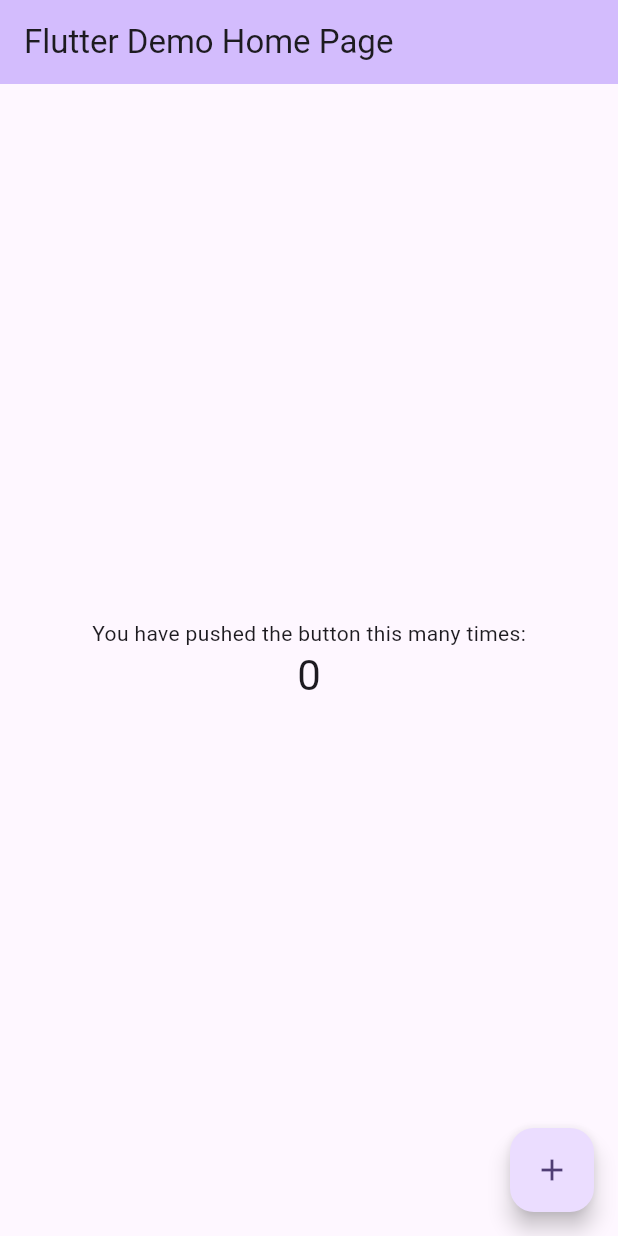
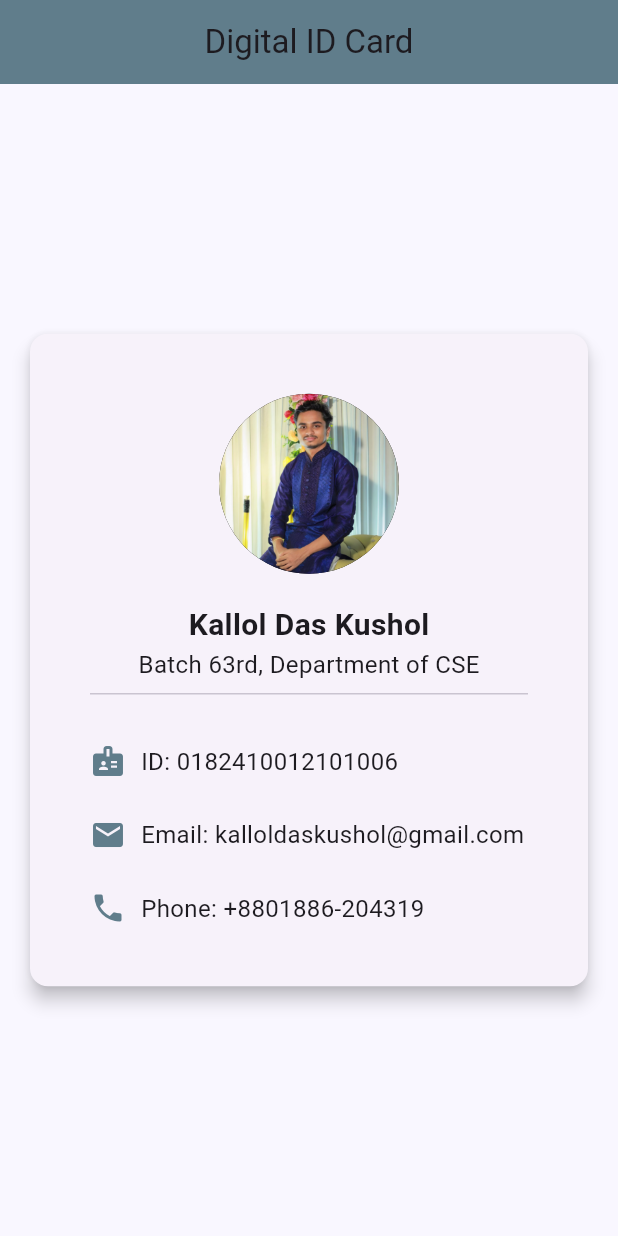
Before and after one commit to kalloldaskushol/006_FA_9, a Flutter app: the screen it shows after launch, on a phone screen of 412 x 824 dp. Run offline on Flutter 3.47's test engine with Material 3 defaults, Android fonts, the phone set to English and light mode, and no system bars.

Commit message:
KALLOL DAS KUSHOL
Co-authored-by: Copilot <copilot@github.com>

```diff
--- /dev/null
+++ b/lib/id_card.dart
@@ -0,0 +1,64 @@
+//! Author: Kallol Das Kushol
+
+import 'package:flutter/material.dart';
+
+class IdCard extends StatelessWidget {
+  const IdCard({super.key});
+
+  @override
+  Widget build(BuildContext context) {
+    return Scaffold(
+      backgroundColor: Color(0xFFF9F7FF),
+      appBar: AppBar(
+        title: Text("Digital ID Card"),
+        centerTitle: true,
+        backgroundColor: Colors.blueGrey,
+      ),
+      body: Center(
+        child: Card(
+          elevation: 5.0,
+          margin: EdgeInsets.all(20),
+          child: Padding(
+            padding: EdgeInsets.all(40.0),
+            child: Column(
+              mainAxisSize: MainAxisSize.min,
+              children: [
+                CircleAvatar(radius: 60,
+                  backgroundImage: AssetImage("Images/Picture.jpg"),
+                  backgroundColor: Colors.black,
+                ),
+                const SizedBox(height: 20),
+                addText("Kallol Das Kushol" , f: 20.0, fw: FontWeight.bold),
+                addText("Batch 63rd, Department of CSE"),
+
+                SizedBox(width: double.infinity, child: Divider()),
+                const SizedBox(height: 25),
+                infoRow(Icons.badge, "ID: 0182410012101006"),
+                const SizedBox(height: 25),
+                infoRow(Icons.email, "Email: kalloldaskushol@gmail.com"),
+                const SizedBox(height: 25),
+                infoRow(Icons.phone,"Phone: +8801886-204319"),
+              ],
+            ),
+          ),
+        ),
+      ),
+    );
+  }
+}
+
+Widget addText(String T, {double f = 16.0, FontWeight fw = FontWeight.normal}){
+  return Text(T,
+  style: TextStyle(fontSize: f, fontWeight: fw),
+  );
+}
+
+Widget infoRow(IconData icon, String info){
+  return Row(
+    children: [
+      Icon(icon, color: Colors.blueGrey),
+      SizedBox(width: 10),
+      Text(info, style: TextStyle(fontSize: 16)),
+    ],
+  );
+}
--- a/lib/main.dart
+++ b/lib/main.dart
@@ -1,122 +1,18 @@
 import 'package:flutter/material.dart';
+import 'package:flutter_assignment9/id_card.dart';
 
 void main() {
-  runApp(const MyApp());
+  runApp(MyApp());
 }
 
 class MyApp extends StatelessWidget {
   const MyApp({super.key});
 
-  // This widget is the root of your application.
   @override
   Widget build(BuildContext context) {
     return MaterialApp(
-      title: 'Flutter Demo',
-      theme: ThemeData(
-        // This is the theme of your application.
-        //
-        // TRY THIS: Try running your application with "flutter run". You'll see
-        // the application has a purple toolbar. Then, without quitting the app,
-        // try changing the seedColor in the colorScheme below to Colors.green
-        // and then invoke "hot reload" (save your changes or press the "hot
-        // reload" button in a Flutter-supported IDE, or press "r" if you used
-        // the command line to start the app).
-        //
-        // Notice that the counter didn't reset back to zero; the application
-        // state is not lost during the reload. To reset the state, use hot
-        // restart instead.
-        //
-        // This works for code too, not just values: Most code changes can be
-        // tested with just a hot reload.
-        colorScheme: .fromSeed(seedColor: Colors.deepPurple),
-      ),
-      home: const MyHomePage(title: 'Flutter Demo Home Page'),
+      debugShowCheckedModeBanner: false,
+      home: IdCard(),
     );
   }
 }
-
-class MyHomePage extends StatefulWidget {
-  const MyHomePage({super.key, required this.title});
-
-  // This widget is the home page of your application. It is stateful, meaning
-  // that it has a State object (defined below) that contains fields that affect
-  // how it looks.
-
-  // This class is the configuration for the state. It holds the values (in this
-  // case the title) provided by the parent (in this case the App widget) and
-  // used by the build method of the State. Fields in a Widget subclass are
-  // always marked "final".
-
-  final String title;
-
-  @override
-  State<MyHomePage> createState() => _MyHomePageState();
-}
-
-class _MyHomePageState extends State<MyHomePage> {
-  int _counter = 0;
-
-  void _incrementCounter() {
-    setState(() {
-      // This call to setState tells the Flutter framework that something has
-      // changed in this State, which causes it to rerun the build method below
-      // so that the display can reflect the updated values. If we changed
-      // _counter without calling setState(), then the build method would not be
-      // called again, and so nothing would appear to happen.
-      _counter++;
-    });
-  }
-
-  @override
-  Widget build(BuildContext context) {
-    // This method is rerun every time setState is called, for instance as done
-    // by the _incrementCounter method above.
-    //
-    // The Flutter framework has been optimized to make rerunning build methods
-    // fast, so that you can just rebuild anything that needs updating rather
-    // than having to individually change instances of widgets.
-    return Scaffold(
-      appBar: AppBar(
-        // TRY THIS: Try changing the color here to a specific color (to
-        // Colors.amber, perhaps?) and trigger a hot reload to see the AppBar
-        // change color while the other colors stay the same.
-        backgroundColor: Theme.of(context).colorScheme.inversePrimary,
-        // Here we take the value from the MyHomePage object that was created by
-        // the App.build method, and use it to set our appbar title.
-        title: Text(widget.title),
-      ),
-      body: Center(
-        // Center is a layout widget. It takes a single child and positions it
-        // in the middle of the parent.
-        child: Column(
-          // Column is also a layout widget. It takes a list of children and
-          // arranges them vertically. By default, it sizes itself to fit its
-          // children horizontally, and tries to be as tall as its parent.
-          //
-          // Column has various properties to control how it sizes itself and
-          // how it positions its children. Here we use mainAxisAlignment to
-          // center the children vertically; the main axis here is the vertical
-          // axis because Columns are vertical (the cross axis would be
-          // horizontal).
-          //
-          // TRY THIS: Invoke "debug painting" (choose the "Toggle Debug Paint"
-          // action in the IDE, or press "p" in the console), to see the
-          // wireframe for each widget.
-          mainAxisAlignment: .center,
-          children: [
-            const Text('You have pushed the button this many times:'),
-            Text(
-              '$_counter',
-              style: Theme.of(context).textTheme.headlineMedium,
-            ),
-          ],
-        ),
-      ),
-      floatingActionButton: FloatingActionButton(
-        onPressed: _incrementCounter,
-        tooltip: 'Increment',
-        child: const Icon(Icons.add),
-      ),
-    );
-  }
-}
--- a/pubspec.yaml
+++ b/pubspec.yaml
@@ -58,8 +58,9 @@ flutter:
   uses-material-design: true
 
   # To add assets to your application, add an assets section, like this:
-  # assets:
-  #   - images/a_dot_burr.jpeg
+  assets:
+    - Images/Picture.jpg
+    - Images/Picture.jpg
   #   - images/a_dot_ham.jpeg
 
   # An image asset can refer to one or more resolution-specific "variants", see
```
Also changed, not shown: Images/Picture.jpg (added).
